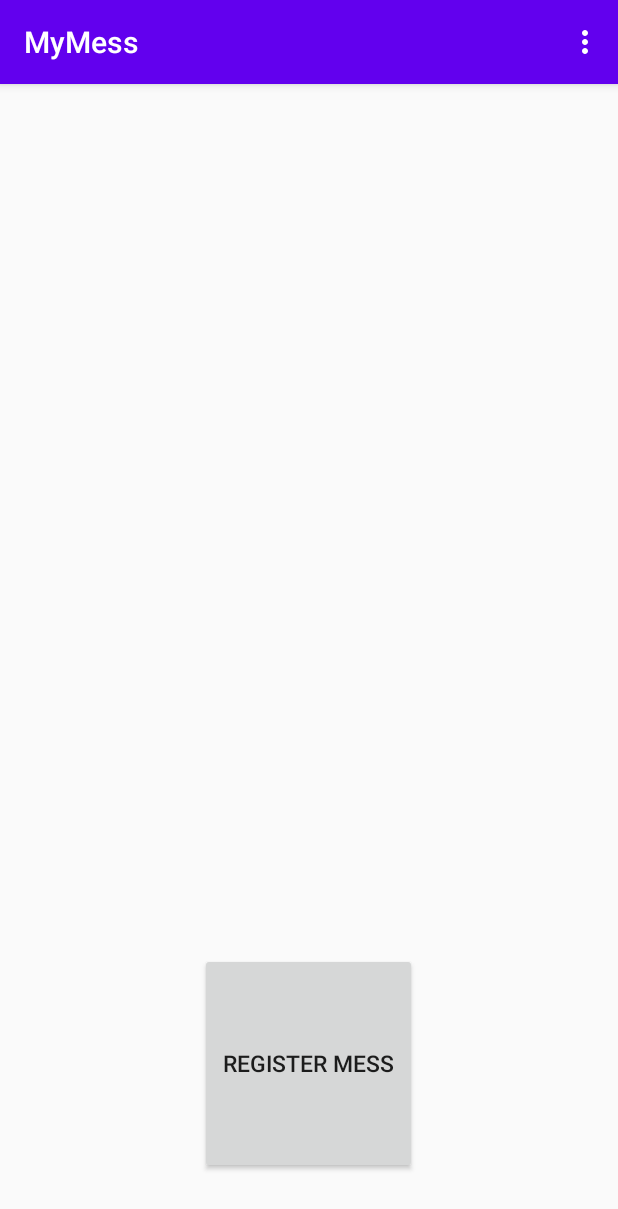
After one commit to BhaviD/MyMess, an Android app: the ChooseMessActivity screen opened directly, with no data from a screen before it, on a phone screen of 412 x 824 dp. The commit adds this screen. Shown: the top 1209 px of the screen. Run offline under Robolectric (Android 15) with nearby library versions, the phone set to English and light mode, and no system bars; our stand-ins replace Firebase (no records; nobody signed in at launch, a user with empty details on screens opened directly).

Commit message:
ChooseMess Activity added with RecyclerView and CardView

```diff
--- a/app/build.gradle
+++ b/app/build.gradle
@@ -32,6 +32,8 @@ dependencies {
     implementation 'com.google.firebase:firebase-auth:19.3.1'
     implementation 'androidx.appcompat:appcompat:1.1.0'
     implementation 'androidx.constraintlayout:constraintlayout:1.1.3'
+    implementation 'androidx.cardview:cardview:1.0.0'
+    implementation 'androidx.recyclerview:recyclerview:1.0.0'
     implementation 'com.google.firebase:firebase-database:19.3.0'
     implementation 'com.google.android.material:material:1.0.0'
 
--- a/app/src/main/AndroidManifest.xml
+++ b/app/src/main/AndroidManifest.xml
@@ -9,7 +9,8 @@
         android:roundIcon="@mipmap/ic_launcher_round"
         android:supportsRtl="true"
         android:theme="@style/AppTheme">
-        <activity android:name=".SelectMealActivity"></activity>
+        <activity android:name=".ChooseMessActivity"></activity>
+        <activity android:name=".SelectMealActivity" />
         <activity android:name=".DayDateActivity" />
         <activity android:name=".RegisterActivity" />
         <activity android:name=".ShowPreferences" />
--- /dev/null
+++ b/app/src/main/java/com/example/mymess/ChooseMessActivity.java
@@ -0,0 +1,98 @@
+package com.example.mymess;
+
+import androidx.appcompat.app.AppCompatActivity;
+import androidx.appcompat.widget.Toolbar;
+import androidx.recyclerview.widget.LinearLayoutManager;
+import androidx.recyclerview.widget.RecyclerView;
+
+import android.os.Bundle;
+import android.view.View;
+import android.widget.Button;
+
+import java.util.ArrayList;
+import java.util.Dictionary;
+import java.util.List;
+
+public class ChooseMessActivity extends OptionsMenuActivity {
+    final int BREAKFAST = 1;
+    final int LUNCH = 2;
+    final int DINNER = 3;
+
+    private Toolbar mtoolbar;
+
+    RecyclerView recyclerView;
+    ProductAdapter adapter;
+
+    List<Product> productList;
+
+    Integer mnDay, mnMonth, mnYear;
+    String msDay;
+    boolean mBreakfastChecked = false, mLunchChecked = false, mDinnerChecked = false, mAllChecked = false;
+
+    Button register_mess_btn;
+
+    @Override
+    protected void onCreate(Bundle savedInstanceState) {
+        super.onCreate(savedInstanceState);
+        setContentView(R.layout.activity_choose_mess);
+
+        mtoolbar = findViewById(R.id.toolbar);
+        setSupportActionBar(mtoolbar);
+
+        msDay = getIntent().getStringExtra("sDay");
+        mnYear = getIntent().getIntExtra("nYear", 0);
+        mnMonth = getIntent().getIntExtra("nMonth", 0);
+        mnDay = getIntent().getIntExtra("nDay", 0);
+        mBreakfastChecked = getIntent().getBooleanExtra("breakfastChecked", false);
+        mLunchChecked = getIntent().getBooleanExtra("lunchChecked", false);
+        mDinnerChecked = getIntent().getBooleanExtra("dinnerChecked", false);
+        mAllChecked = getIntent().getBooleanExtra("allChecked", false);
+
+        productList = new ArrayList<>();
+        recyclerView = (RecyclerView) findViewById(R.id.recyclerView);
+        recyclerView.setHasFixedSize(true); // try removing it!
+
+        recyclerView.setLayoutManager(new LinearLayoutManager(this));
+
+        if (mAllChecked) {
+            productList.add(new Product(BREAKFAST, "Breakfast"));
+            productList.add(new Product(LUNCH, "Lunch"));
+            productList.add(new Product(DINNER, "Dinner"));
+        }
+        else {
+            if (mBreakfastChecked)
+                productList.add(new Product(BREAKFAST, "Breakfast"));
+            if (mLunchChecked)
+                productList.add(new Product(LUNCH, "Lunch"));
+            if (mDinnerChecked)
+                productList.add(new Product(DINNER, "Dinner"));
+        }
+
+        adapter = new ProductAdapter(this, productList);
+        recyclerView.setAdapter(adapter);
+
+        register_mess_btn = findViewById(R.id.register_mess);
+        register_mess_btn.setOnClickListener(new View.OnClickListener() {
+            @Override
+            public void onClick(View v) {
+                String str = "";
+                if (msDay != null) {
+                    str = msDay + " | ";
+                } else {
+                    str = str + mnDay + "/" + mnMonth + "/" + mnYear + " | ";
+                }
+                for (Product product: productList) {
+                    switch (product.getId()) {
+                        case BREAKFAST:
+
+                            break;
+                        case LUNCH:
+                            break;
+                        case DINNER:
+                            break;
+                    }
+                }
+            }
+        });
+    }
+}
--- /dev/null
+++ b/app/src/main/java/com/example/mymess/ProductAdapter.java
@@ -0,0 +1,54 @@
+package com.example.mymess;
+
+import android.content.Context;
+import android.view.LayoutInflater;
+import android.view.View;
+import android.view.ViewGroup;
+import android.widget.TextView;
+
+import androidx.annotation.NonNull;
+import androidx.recyclerview.widget.RecyclerView;
+
+import java.util.List;
+
+public class ProductAdapter extends RecyclerView.Adapter<ProductAdapter.ProductViewHolder> {
+
+    private Context mCtx;
+    private List<Product> productList;
+
+    public ProductAdapter(Context mCtx, List<Product> productList) {
+        this.mCtx = mCtx;
+        this.productList = productList;
+    }
+
+    @NonNull
+    @Override
+    public ProductViewHolder onCreateViewHolder(@NonNull ViewGroup parent, int viewType) {
+        LayoutInflater inflater = LayoutInflater.from(mCtx);
+        View view = inflater.inflate(R.layout.custom_view, null);
+        return new ProductViewHolder(view);
+    }
+
+    @Override
+    public void onBindViewHolder(@NonNull ProductViewHolder holder, int position) {
+        Product product = productList.get(position);
+        holder.meal.setText(product.getMeal());
+    }
+
+    @Override
+    public int getItemCount() {
+        return productList.size();
+    }
+
+    class ProductViewHolder extends RecyclerView.ViewHolder {
+
+        TextView meal;
+
+        public ProductViewHolder(@NonNull View itemView) {
+            super(itemView);
+            meal = itemView.findViewById(R.id.meal);
+
+        }
+    }
+
+}
--- /dev/null
+++ b/app/src/main/res/layout/activity_choose_mess.xml
@@ -0,0 +1,49 @@
+<?xml version="1.0" encoding="utf-8"?>
+<RelativeLayout xmlns:android="http://schemas.android.com/apk/res/android"
+    xmlns:app="http://schemas.android.com/apk/res-auto"
+    xmlns:tools="http://schemas.android.com/tools"
+    android:layout_width="match_parent"
+    android:layout_height="match_parent"
+    tools:context=".ChooseMessActivity">
+
+    <include
+        android:id="@+id/toolbar"
+        layout="@layout/toolbar_layout" />
+
+    <androidx.recyclerview.widget.RecyclerView
+        android:id="@+id/recyclerView"
+        android:layout_width="match_parent"
+        android:layout_height="541dp"
+        android:layout_below="@+id/toolbar"
+        android:layout_alignParentStart="true"
+        android:layout_alignParentLeft="true"
+        android:layout_alignParentEnd="true"
+        android:layout_alignParentRight="true"
+        android:layout_marginStart="0dp"
+        android:layout_marginLeft="0dp"
+        android:layout_marginTop="2dp"
+        android:layout_marginEnd="0dp"
+        android:layout_marginRight="0dp">
+
+    </androidx.recyclerview.widget.RecyclerView>
+
+    <Button
+        android:id="@+id/register_mess"
+        android:layout_width="wrap_content"
+        android:layout_height="55dp"
+        android:layout_below="@+id/recyclerView"
+        android:layout_alignParentStart="true"
+        android:layout_alignParentLeft="true"
+        android:layout_alignParentEnd="true"
+        android:layout_alignParentRight="true"
+        android:layout_alignParentBottom="true"
+        android:layout_marginStart="133dp"
+        android:layout_marginLeft="133dp"
+        android:layout_marginTop="36dp"
+        android:layout_marginEnd="134dp"
+        android:layout_marginRight="134dp"
+        android:layout_marginBottom="41dp"
+        android:textSize="15dp"
+        android:text="Register Mess" />
+
+</RelativeLayout>
--- a/app/src/main/res/values/strings.xml
+++ b/app/src/main/res/values/strings.xml
@@ -1,6 +1,12 @@
 <resources>
     <string name="app_name">MyMess</string>
     <string name="logout">logout</string>
+    <string name="meal">Meal</string>
+    <string name="south_mess">South Mess</string>
+    <string name="north_mess">North Mess</string>
+    <string name="yuktahaar">Yuktahaar</string>
+    <string name="kadamba_veg">Kadamba-Veg</string>
+    <string name="kadamba_non_veg">Kadamba Non-Veg</string>
 
     <string-array name="days">
         <item>DAY</item>
```
Also changed, not shown: app/src/main/java/com/example/mymess/DayDateActivity.java (+10 -10 lines), app/src/main/java/com/example/mymess/Product.java (added, +28 -0 lines), app/src/main/java/com/example/mymess/SelectMealActivity.java (+105 -1 lines), app/src/main/res/layout/activity_select_meal.xml (+30 -12 lines), app/src/main/res/layout/custom_view.xml (added, +92 -0 lines).
